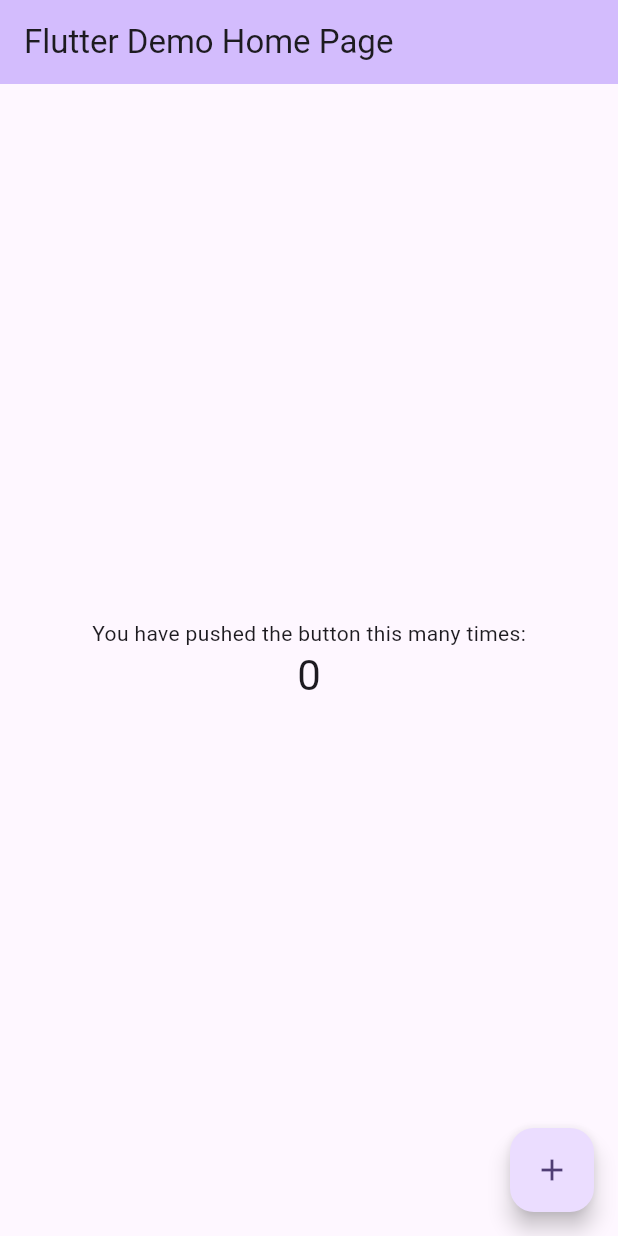
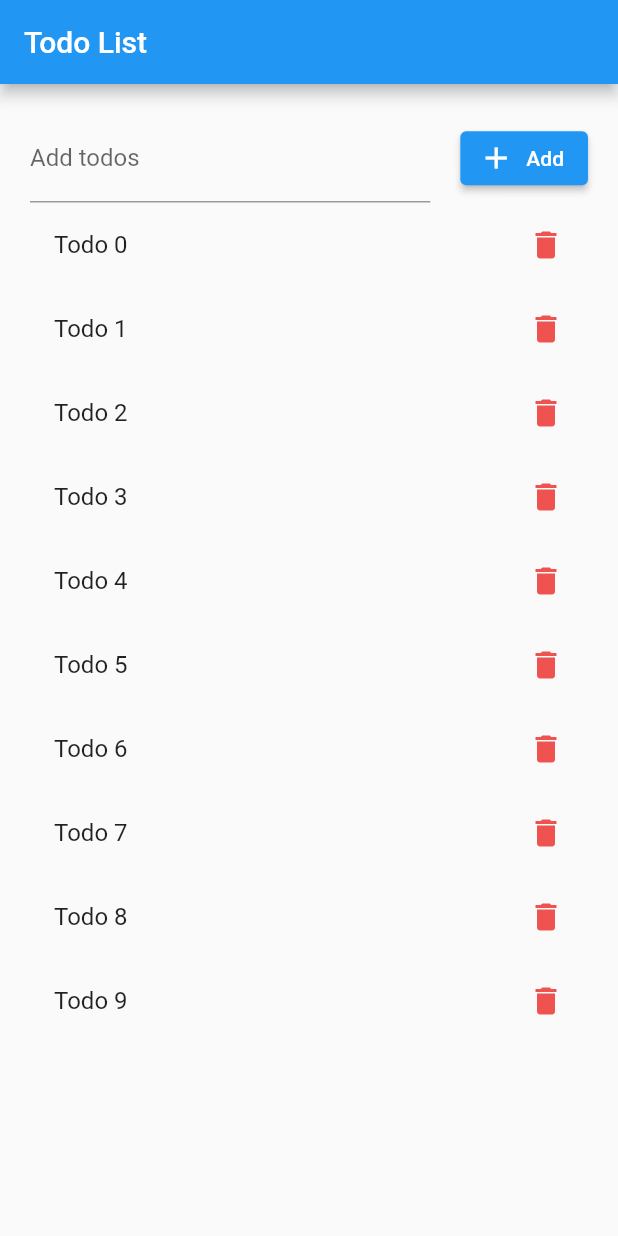
Before and after one commit to TKSkygod/TodoList_App, a Flutter app: the screen it shows after launch, on a phone screen of 412 x 824 dp. Run offline on Flutter 3.47's test engine with Material 2 defaults, Android fonts, the phone set to English and light mode, and no system bars.

Commit message:
add todo_list header, container and list view

```diff
--- a/lib/main.dart
+++ b/lib/main.dart
@@ -1,125 +1,22 @@
+// ignore_for_file: prefer_const_constructors, use_key_in_widget_constructors, prefer_const_literals_to_create_immutables, avoid_unnecessary_containers, unused_element
+
 import 'package:flutter/material.dart';
+import 'todo/todo_list_container.dart';
 
-void main() {
-  runApp(const MyApp());
-}
+void main() => runApp(MyApp());
 
 class MyApp extends StatelessWidget {
-  const MyApp({super.key});
-
-  // This widget is the root of your application.
   @override
   Widget build(BuildContext context) {
     return MaterialApp(
-      title: 'Flutter Demo',
+      title: "Flutter Demo",
       theme: ThemeData(
-        // This is the theme of your application.
-        //
-        // TRY THIS: Try running your application with "flutter run". You'll see
-        // the application has a blue toolbar. Then, without quitting the app,
-        // try changing the seedColor in the colorScheme below to Colors.green
-        // and then invoke "hot reload" (save your changes or press the "hot
-        // reload" button in a Flutter-supported IDE, or press "r" if you used
-        // the command line to start the app).
-        //
-        // Notice that the counter didn't reset back to zero; the application
-        // state is not lost during the reload. To reset the state, use hot
-        // restart instead.
-        //
-        // This works for code too, not just values: Most code changes can be
-        // tested with just a hot reload.
-        colorScheme: ColorScheme.fromSeed(seedColor: Colors.deepPurple),
-        useMaterial3: true,
+        primarySwatch: Colors.blue,
       ),
-      home: const MyHomePage(title: 'Flutter Demo Home Page'),
+      home: Scaffold(
+        appBar: AppBar(title: Text("Todo List")),
+        body: TodoListContainer(),
+      ),
     );
   }
 }
-
-class MyHomePage extends StatefulWidget {
-  const MyHomePage({super.key, required this.title});
-
-  // This widget is the home page of your application. It is stateful, meaning
-  // that it has a State object (defined below) that contains fields that affect
-  // how it looks.
-
-  // This class is the configuration for the state. It holds the values (in this
-  // case the title) provided by the parent (in this case the App widget) and
-  // used by the build method of the State. Fields in a Widget subclass are
-  // always marked "final".
-
-  final String title;
-
-  @override
-  State<MyHomePage> createState() => _MyHomePageState();
-}
-
-class _MyHomePageState extends State<MyHomePage> {
-  int _counter = 0;
-
-  void _incrementCounter() {
-    setState(() {
-      // This call to setState tells the Flutter framework that something has
-      // changed in this State, which causes it to rerun the build method below
-      // so that the display can reflect the updated values. If we changed
-      // _counter without calling setState(), then the build method would not be
-      // called again, and so nothing would appear to happen.
-      _counter++;
-    });
-  }
-
-  @override
-  Widget build(BuildContext context) {
-    // This method is rerun every time setState is called, for instance as done
-    // by the _incrementCounter method above.
-    //
-    // The Flutter framework has been optimized to make rerunning build methods
-    // fast, so that you can just rebuild anything that needs updating rather
-    // than having to individually change instances of widgets.
-    return Scaffold(
-      appBar: AppBar(
-        // TRY THIS: Try changing the color here to a specific color (to
-        // Colors.amber, perhaps?) and trigger a hot reload to see the AppBar
-        // change color while the other colors stay the same.
-        backgroundColor: Theme.of(context).colorScheme.inversePrimary,
-        // Here we take the value from the MyHomePage object that was created by
-        // the App.build method, and use it to set our appbar title.
-        title: Text(widget.title),
-      ),
-      body: Center(
-        // Center is a layout widget. It takes a single child and positions it
-        // in the middle of the parent.
-        child: Column(
-          // Column is also a layout widget. It takes a list of children and
-          // arranges them vertically. By default, it sizes itself to fit its
-          // children horizontally, and tries to be as tall as its parent.
-          //
-          // Column has various properties to control how it sizes itself and
-          // how it positions its children. Here we use mainAxisAlignment to
-          // center the children vertically; the main axis here is the vertical
-          // axis because Columns are vertical (the cross axis would be
-          // horizontal).
-          //
-          // TRY THIS: Invoke "debug painting" (choose the "Toggle Debug Paint"
-          // action in the IDE, or press "p" in the console), to see the
-          // wireframe for each widget.
-          mainAxisAlignment: MainAxisAlignment.center,
-          children: <Widget>[
-            const Text(
-              'You have pushed the button this many times:',
-            ),
-            Text(
-              '$_counter',
-              style: Theme.of(context).textTheme.headlineMedium,
-            ),
-          ],
-        ),
-      ),
-      floatingActionButton: FloatingActionButton(
-        onPressed: _incrementCounter,
-        tooltip: 'Increment',
-        child: const Icon(Icons.add),
-      ), // This trailing comma makes auto-formatting nicer for build methods.
-    );
-  }
-}
--- /dev/null
+++ b/lib/todo/todo_header.dart
@@ -0,0 +1,26 @@
+// ignore_for_file: use_key_in_widget_constructors
+
+import 'package:flutter/material.dart';
+
+class TodoHeader extends StatelessWidget {
+  @override
+  Widget build(BuildContext context) {
+    var txtTodoController = TextEditingController();
+    return Row(
+      children: <Widget>[
+        Expanded(
+          child: TextFormField(
+            controller: txtTodoController,
+            decoration: InputDecoration(
+              labelText: "Add todos",
+              hintText: "Add todos",
+            ),
+          ),
+        ),
+        SizedBox(width: 20),
+        ElevatedButton.icon(
+            onPressed: () {}, icon: Icon(Icons.add), label: Text("Add")),
+      ],
+    );
+  }
+}
--- /dev/null
+++ b/lib/todo/todo_list.dart
@@ -0,0 +1,26 @@
+import 'package:flutter/material.dart';
+
+class TodoList extends StatefulWidget {
+  @override
+  State<TodoList> createState() => _TodoListState();
+}
+
+class _TodoListState extends State<TodoList> {
+  @override
+  Widget build(BuildContext context) {
+    return ListView.builder(
+        itemCount: 10, //hardcode
+        itemBuilder: (context, index) {
+          return ListTile(
+            title: Text("Todo $index"),
+            trailing: GestureDetector(
+              onTap: () {},
+              child: Icon(
+                Icons.delete,
+                color: Colors.red[400],
+              ),
+            ),
+          );
+        });
+  }
+}
--- /dev/null
+++ b/lib/todo/todo_list_container.dart
@@ -0,0 +1,20 @@
+import 'package:flutter/material.dart';
+import 'todo_header.dart';
+import 'todo_list.dart';
+
+class TodoListContainer extends StatelessWidget {
+  @override
+  Widget build(BuildContext context) {
+    return Container(
+      padding: EdgeInsets.all(20),
+      child: Column(
+        children: <Widget>[
+          TodoHeader(),
+          Expanded(
+            child: TodoList(),
+          ),
+        ],
+      ),
+    );
+  }
+}
```
